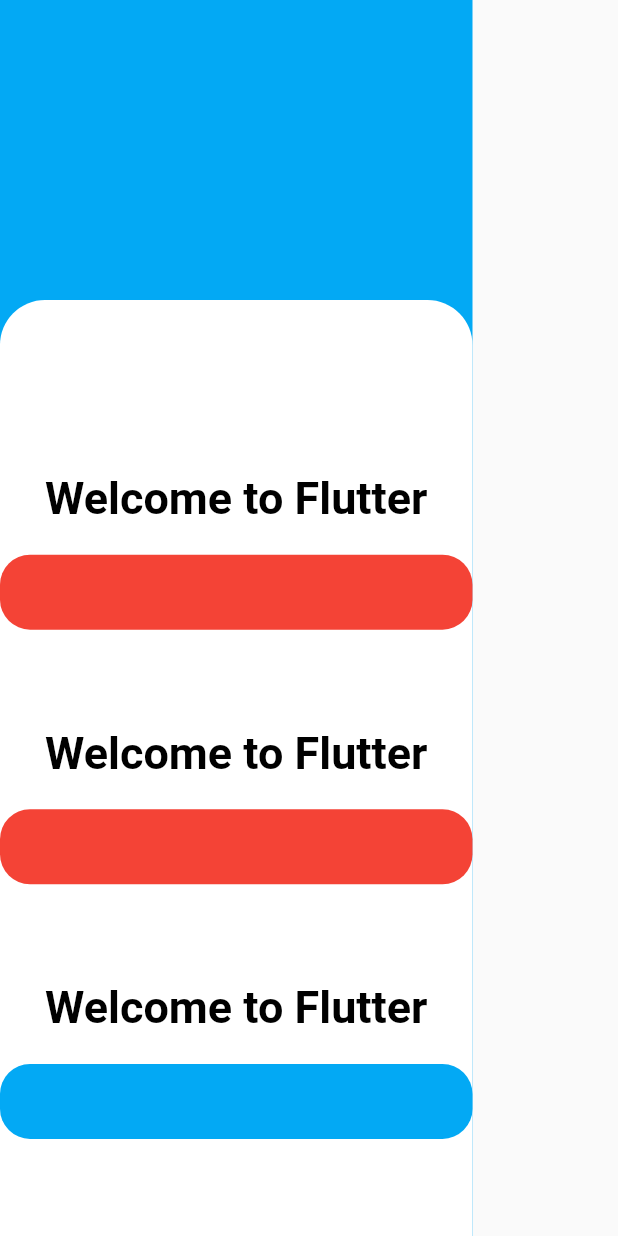
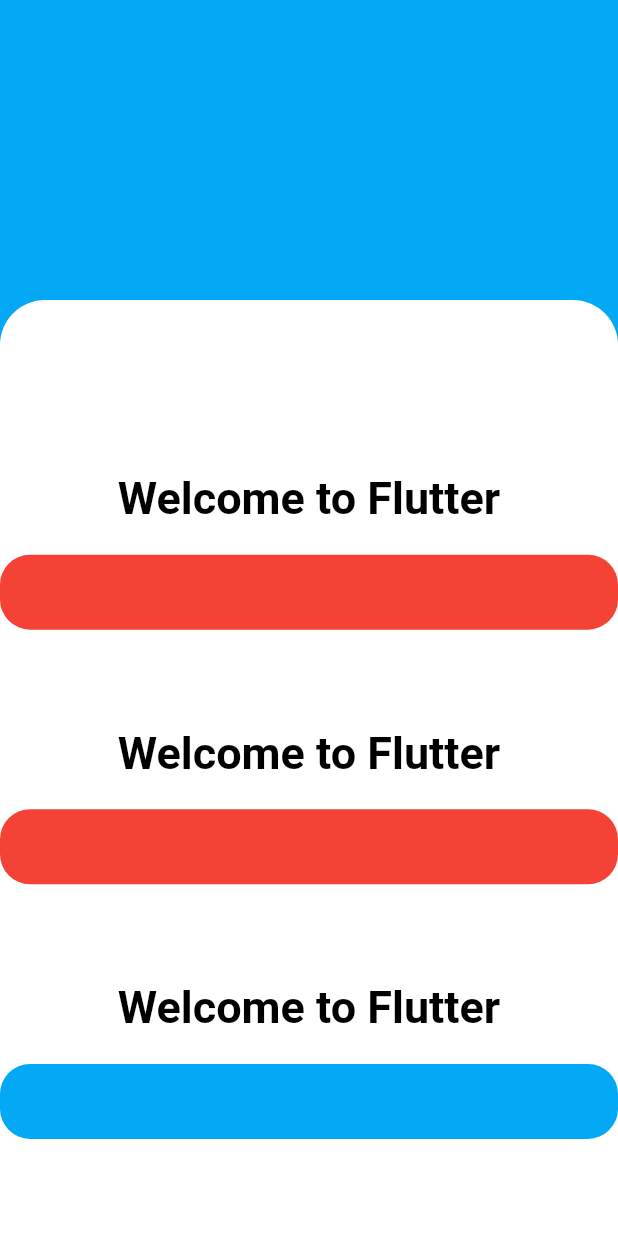
Before and after one commit to zencroma/Tutor, a Flutter app: the screen it shows after launch, on a phone screen of 412 x 824 dp. Run offline on Flutter 3.47's test engine with Material 2 defaults, Android fonts, the phone set to English and light mode, and no system bars.

Commit message:
ignore const

```diff
--- a/dummy_app/lib/main.dart
+++ b/dummy_app/lib/main.dart
@@ -1,6 +1,8 @@
 // Copyright 2018 The Flutter team. All rights reserved.
 // Use of this source code is governed by a BSD-style license that can be
 // found in the LICENSE file.
+
+// ignore_for_file: prefer_const_constructors
 
 import 'package:flutter/material.dart';
 
@@ -14,7 +16,7 @@
     return MaterialApp(
       home: Scaffold(
           body: Container(
-            // width: MediaQuery.of(context).size.width,
+        width: MediaQuery.of(context).size.width,
         color: Colors.lightBlue,
         padding: EdgeInsets.only(top: 200),
         child: Container(
@@ -47,7 +49,6 @@
                       borderRadius: BorderRadius.circular(20),
                       color: Colors.red,
                     ),
-                    width: 315,
                     height: 50,
                   ),
                 ],
@@ -70,7 +71,6 @@
                       borderRadius: BorderRadius.circular(20),
                       color: Colors.red,
                     ),
-                    width: 315,
                     height: 50,
                   ),
                 ],
@@ -93,7 +93,6 @@
                       borderRadius: BorderRadius.circular(20),
                       color: Colors.lightBlue,
                     ),
-                    width: 315,
                     height: 50,
                   ),
                 ],
```
